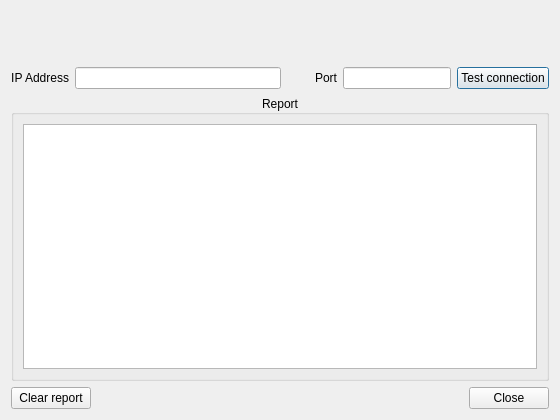
Qt form src/desktop/GuiNetworkTest.ui (Stkai/BeeBEEP) before a commit.
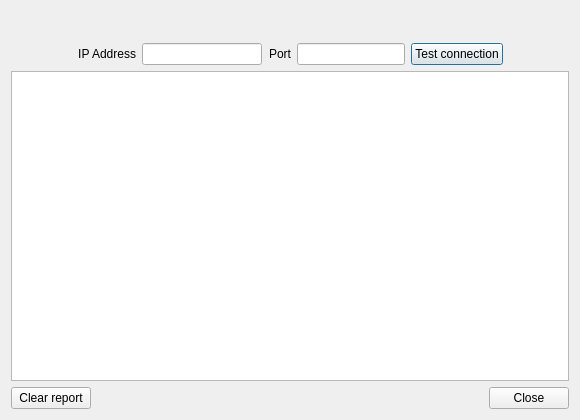
The same form after that commit.

Commit message: New feature: test connection to BeeBEEP clients (useful for debug problems with firewalls or routing)

```diff
--- a/src/desktop/GuiNetworkTest.ui
+++ b/src/desktop/GuiNetworkTest.ui
@@ -9,18 +9,18 @@
    <rect>
     <x>0</x>
     <y>0</y>
-    <width>560</width>
+    <width>580</width>
     <height>420</height>
    </rect>
   </property>
   <property name="windowTitle">
    <string>Dialog</string>
   </property>
-  <layout class="QGridLayout" name="gridLayout_2">
-   <item row="0" column="0">
+  <layout class="QGridLayout" name="gridLayout">
+   <item row="0" column="0" colspan="7">
     <widget class="QLabel" name="mp_lHelp">
      <property name="sizePolicy">
-      <sizepolicy hsizetype="Minimum" vsizetype="Preferred">
+      <sizepolicy hsizetype="Expanding" vsizetype="Preferred">
        <horstretch>0</horstretch>
        <verstretch>0</verstretch>
       </sizepolicy>
@@ -28,7 +28,7 @@
      <property name="minimumSize">
       <size>
        <width>0</width>
-       <height>50</height>
+       <height>26</height>
       </size>
      </property>
      <property name="wordWrap">
@@ -37,8 +37,19 @@
     </widget>
    </item>
    <item row="1" column="0">
-    <layout class="QHBoxLayout" name="horizontalLayout">
-     <item>
+    <spacer name="horizontalSpacer_2">
+     <property name="orientation">
+      <enum>Qt::Horizontal</enum>
+     </property>
+     <property name="sizeHint" stdset="0">
+      <size>
+       <width>4</width>
+       <height>20</height>
+      </size>
+     </property>
+    </spacer>
+   </item>
+   <item row="1" column="1">
       <widget class="QLabel" name="mp_lIp">
        <property name="sizePolicy">
         <sizepolicy hsizetype="Minimum" vsizetype="Preferred">
@@ -54,7 +65,7 @@
        </property>
       </widget>
      </item>
-     <item>
+   <item row="1" column="2">
       <widget class="QLineEdit" name="mp_leIpAddress">
        <property name="minimumSize">
         <size>
@@ -70,7 +81,7 @@
        </property>
       </widget>
      </item>
-     <item>
+   <item row="1" column="3">
       <widget class="QLabel" name="mp_lPort">
        <property name="sizePolicy">
         <sizepolicy hsizetype="Minimum" vsizetype="Preferred">
@@ -78,12 +89,6 @@
          <verstretch>0</verstretch>
         </sizepolicy>
        </property>
-       <property name="minimumSize">
-        <size>
-         <width>50</width>
-         <height>0</height>
-        </size>
-       </property>
        <property name="text">
         <string>Port</string>
        </property>
@@ -92,7 +97,7 @@
        </property>
       </widget>
      </item>
-     <item>
+   <item row="1" column="4">
       <widget class="QLineEdit" name="mp_lePort">
        <property name="sizePolicy">
         <sizepolicy hsizetype="Minimum" vsizetype="Fixed">
@@ -114,31 +119,30 @@
        </property>
       </widget>
      </item>
-     <item>
+   <item row="1" column="5">
       <widget class="QPushButton" name="mp_pbTest">
        <property name="text">
         <string>Test connection</string>
        </property>
       </widget>
      </item>
-    </layout>
+   <item row="1" column="6">
+    <spacer name="horizontalSpacer_3">
+     <property name="orientation">
+      <enum>Qt::Horizontal</enum>
+     </property>
+     <property name="sizeHint" stdset="0">
+      <size>
+       <width>16</width>
+       <height>20</height>
+      </size>
+     </property>
+    </spacer>
    </item>
-   <item row="2" column="0">
-    <widget class="QGroupBox" name="mp_gbReport">
-     <property name="title">
-      <string>Report</string>
-     </property>
-     <property name="alignment">
-      <set>Qt::AlignCenter</set>
-     </property>
-     <layout class="QGridLayout" name="gridLayout">
-      <item row="0" column="0">
+   <item row="2" column="0" colspan="7">
        <widget class="QTextEdit" name="mp_teReport"/>
       </item>
-     </layout>
-    </widget>
-   </item>
-   <item row="3" column="0">
+   <item row="3" column="0" colspan="7">
     <layout class="QHBoxLayout" name="horizontalLayout_2">
      <item>
       <widget class="QPushButton" name="mp_pbClear">
```
Lines whose indentation alone changed are shown as unchanged. The commit also changes 1 other file.
